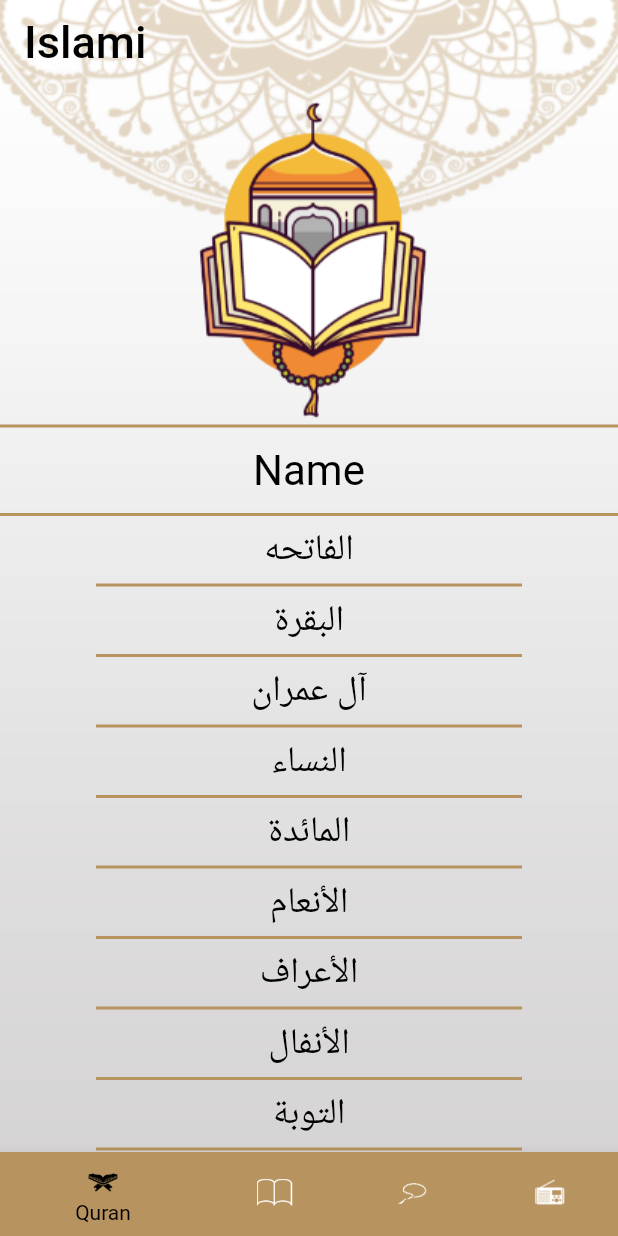
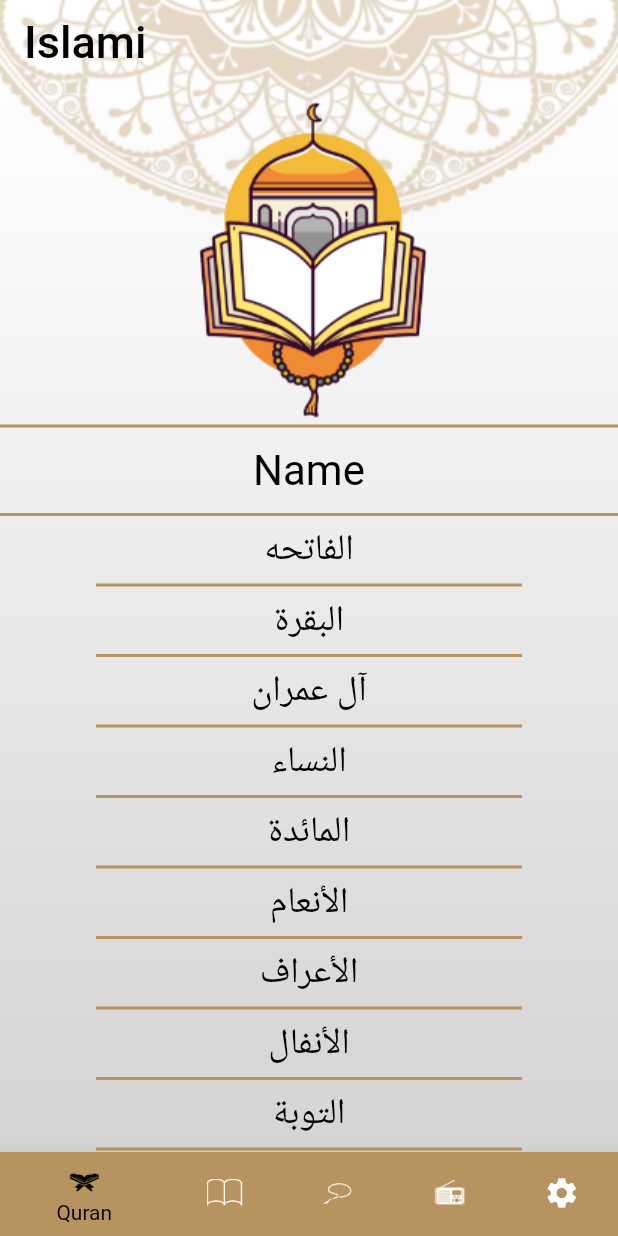
Before and after one commit to mohamednabiltraining/islami-c6-online, a Flutter app: the screen it shows after launch, on a phone screen of 412 x 824 dp. Run offline on Flutter 3.47's test engine with Material 2 defaults, Android fonts, the phone set to English and light mode, and no system bars; generated files the repository leaves out were written again.

Commit message:
added hadeth details and settings screen

```diff
--- /dev/null
+++ b/l10n.yaml
@@ -0,0 +1,3 @@
+arb-dir: lib/l10n
+template-arb-file: app_en.arb
+output-localization-file: app_localizations.dart
--- a/lib/home/home_screen.dart
+++ b/lib/home/home_screen.dart
@@ -1,8 +1,12 @@
 import 'package:flutter/material.dart';
+import 'package:flutter_gen/gen_l10n/app_localizations.dart';
 import 'package:islami_c6_online/home/hadeth/hadeth_tab.dart';
+import 'package:islami_c6_online/home/providers/settings_provider.dart';
 import 'package:islami_c6_online/home/quran/quran_tab.dart';
 import 'package:islami_c6_online/home/radio/radio_tab.dart';
+import 'package:islami_c6_online/home/settings/settings_tab.dart';
 import 'package:islami_c6_online/home/tasbeh/tasbhe_tab.dart';
+import 'package:provider/provider.dart';
 
 class HomeScreen extends StatefulWidget {
   static const String routeName = 'Home';
@@ -16,11 +20,12 @@ class _HomeScreenState extends State<HomeScreen> {
 
   @override
   Widget build(BuildContext context) {
+    var provider = Provider.of<SettingsProvider>(context);
     return Container(
       decoration: BoxDecoration(
         image: DecorationImage(
           image: AssetImage(
-            'assets/images/background_pattern.png',
+            provider.getMainBackGround(),
           ),
           fit: BoxFit.fill,
         ),
@@ -28,13 +33,10 @@ class _HomeScreenState extends State<HomeScreen> {
       child: Scaffold(
         appBar: AppBar(
           title: Text(
-            'Islami',
+            AppLocalizations.of(context)!.app_title,
           ),
         ),
-        bottomNavigationBar: Theme(
-          data: Theme.of(context)
-              .copyWith(canvasColor: Theme.of(context).primaryColor),
-          child: BottomNavigationBar(
+        bottomNavigationBar: BottomNavigationBar(
           currentIndex: selectedIndex,
           onTap: (index) {
             selectedIndex = index;
@@ -42,32 +44,50 @@ class _HomeScreenState extends State<HomeScreen> {
           },
           items: [
             BottomNavigationBarItem(
+                backgroundColor:
+                    Theme.of(context).bottomNavigationBarTheme.backgroundColor,
                 icon: ImageIcon(
                   AssetImage('assets/images/ic_quran.png'),
                 ),
-                  label: 'Quran'),
+                label: AppLocalizations.of(context)!.quran_title),
             BottomNavigationBarItem(
+                backgroundColor:
+                    Theme.of(context).bottomNavigationBarTheme.backgroundColor,
                 icon: ImageIcon(
                   AssetImage('assets/images/ic_hadeth.png'),
                 ),
-                  label: 'Hadeth'),
+                label: AppLocalizations.of(context)!.hadeth_title),
             BottomNavigationBarItem(
+                backgroundColor:
+                    Theme.of(context).bottomNavigationBarTheme.backgroundColor,
                 icon: ImageIcon(
                   AssetImage('assets/images/ic_sebha.png'),
                 ),
-                  label: 'Tasbeh'),
+                label: AppLocalizations.of(context)!.tasbeh_title),
             BottomNavigationBarItem(
+                backgroundColor:
+                    Theme.of(context).bottomNavigationBarTheme.backgroundColor,
                 icon: ImageIcon(
                   AssetImage('assets/images/ic_radio.png'),
                 ),
-                  label: 'Radio'),
+                label: AppLocalizations.of(context)!.radio_title),
+            BottomNavigationBarItem(
+                backgroundColor:
+                    Theme.of(context).bottomNavigationBarTheme.backgroundColor,
+                icon: Icon(Icons.settings),
+                label: AppLocalizations.of(context)!.settings_title),
           ],
-          ),
         ),
         body: tabs[selectedIndex],
       ),
     );
   }
 
-  List<Widget> tabs = [QuranTab(), HadethTab(), TasbehTab(), RadioTab()];
+  List<Widget> tabs = [
+    QuranTab(),
+    HadethTab(),
+    TasbehTab(),
+    RadioTab(),
+    SettingsTab()
+  ];
 }
--- /dev/null
+++ b/lib/home/providers/settings_provider.dart
@@ -0,0 +1,32 @@
+import 'package:flutter/material.dart';
+
+class SettingsProvider extends ChangeNotifier {
+  String currentLang = 'en';
+  ThemeMode currentTheme = ThemeMode.light;
+
+  void changeTheme(ThemeMode newTheme) {
+    if (newTheme == currentTheme) {
+      return;
+    }
+    currentTheme = newTheme;
+    notifyListeners();
+  }
+
+  void changeLanguage(String newLang) {
+    if (newLang == currentLang) {
+      return;
+    }
+    currentLang = newLang;
+    notifyListeners(); //
+  }
+
+  bool isDarkMode() {
+    return currentTheme == ThemeMode.dark;
+  }
+
+  String getMainBackGround() {
+    return isDarkMode()
+        ? 'assets/images/main_background_dark.png'
+        : 'assets/images/main_background.png';
+  }
+}
--- a/lib/home/quran/verse_widget.dart
+++ b/lib/home/quran/verse_widget.dart
@@ -13,6 +13,8 @@ class VerseWidget extends StatelessWidget {
         alignment: Alignment.center,
         child: Text(
           '$content { ${index + 1} }',
+          textDirection: TextDirection.rtl,
+          textAlign: TextAlign.center,
           style: Theme.of(context).textTheme.bodyText1,
         ));
   }
--- a/lib/main.dart
+++ b/lib/main.dart
@@ -1,25 +1,38 @@
 import 'package:flutter/material.dart';
+import 'package:flutter_gen/gen_l10n/app_localizations.dart';
+import 'package:islami_c6_online/home/hadeth/hadeth_details.dart';
 import 'package:islami_c6_online/home/home_screen.dart';
+import 'package:islami_c6_online/home/providers/settings_provider.dart';
 import 'package:islami_c6_online/home/quran/sura_details.dart';
 import 'package:islami_c6_online/my_theme.dart';
+import 'package:provider/provider.dart';
 
 void main() {
-  runApp(const MyApp());
+  runApp(ChangeNotifierProvider<SettingsProvider>(
+      create: (buildContext) {
+        return SettingsProvider();
+      },
+      child: MyApp()));
 }
 
 class MyApp extends StatelessWidget {
-  const MyApp({Key? key}) : super(key: key);
-
   // This widget is the root of your application.
   @override
   Widget build(BuildContext context) {
+    var settingsProvider = Provider.of<SettingsProvider>(context);
     return MaterialApp(
       theme: MyTheme.lightTheme,
+      darkTheme: MyTheme.darkTheme,
+      themeMode: settingsProvider.currentTheme,
       routes: {
         HomeScreen.routeName: (_) => HomeScreen(),
-        SuraDetailsScreen.routeName: (_) => SuraDetailsScreen()
+        SuraDetailsScreen.routeName: (_) => SuraDetailsScreen(),
+        HadethDetailsScreen.routeName: (_) => HadethDetailsScreen(),
       },
       initialRoute: HomeScreen.routeName,
+      localizationsDelegates: AppLocalizations.localizationsDelegates,
+      supportedLocales: AppLocalizations.supportedLocales,
+      locale: Locale(settingsProvider.currentLang),
     );
   }
 }
--- a/lib/my_theme.dart
+++ b/lib/my_theme.dart
@@ -1,10 +1,14 @@
 import 'package:flutter/material.dart';
 
 class MyTheme {
-  static final Color primaryColor = Color(0xFFB7935F);
+  static final Color colorGold = Color(0xFFB7935F);
+  static final Color colorYellow = Color(0xFFFACC1D);
+  static final Color colorDarkBlue = Color(0xFF141A2E);
   static final ThemeData lightTheme = ThemeData(
-      primaryColor: primaryColor,
+      backgroundColor: Colors.white,
+      primaryColor: colorGold,
       scaffoldBackgroundColor: Colors.transparent,
+      bottomSheetTheme: BottomSheetThemeData(backgroundColor: Colors.white),
       textTheme: TextTheme(
           bodyText1: TextStyle(fontSize: 18, color: Colors.black),
           headline4: TextStyle(fontSize: 28, color: Colors.black),
@@ -19,6 +23,7 @@ class MyTheme {
             fontWeight: FontWeight.w500,
           )),
       bottomNavigationBarTheme: BottomNavigationBarThemeData(
+        backgroundColor: colorGold,
         selectedIconTheme: IconThemeData(
           color: Colors.black,
         ),
@@ -27,4 +32,33 @@ class MyTheme {
         selectedItemColor: Colors.black,
         unselectedItemColor: Colors.white,
       ));
+
+  static final ThemeData darkTheme = ThemeData(
+      backgroundColor: colorDarkBlue,
+      primaryColor: colorYellow,
+      scaffoldBackgroundColor: Colors.transparent,
+      textTheme: TextTheme(
+          bodyText1: TextStyle(fontSize: 18, color: Colors.white),
+          headline4: TextStyle(fontSize: 28, color: Colors.white),
+          headline5: TextStyle(fontSize: 24, color: Colors.white)),
+      appBarTheme: AppBarTheme(
+          iconTheme: IconThemeData(color: Colors.white),
+          backgroundColor: Colors.transparent,
+          elevation: 0,
+          titleTextStyle: TextStyle(
+            color: Colors.white,
+            fontSize: 30,
+            fontWeight: FontWeight.w500,
+          )),
+      bottomSheetTheme: BottomSheetThemeData(backgroundColor: colorDarkBlue),
+      bottomNavigationBarTheme: BottomNavigationBarThemeData(
+        backgroundColor: colorDarkBlue,
+        selectedIconTheme: IconThemeData(
+          color: colorYellow,
+        ),
+        unselectedIconTheme: IconThemeData(color: Colors.white),
+        selectedLabelStyle: TextStyle(color: colorYellow),
+        selectedItemColor: colorYellow,
+        unselectedItemColor: Colors.white,
+      ));
 }
```
Also changed, not shown: lib/home/hadeth/hadeth_details.dart (added, +50 -0 lines), lib/home/hadeth/hadeth_name_widget.dart (added, +26 -0 lines), lib/home/hadeth/hadeth_tab.dart (+17 -6 lines), lib/home/quran/sura_details.dart (+6 -3 lines), lib/home/settings/language_bottom_sheet.dart (added, +67 -0 lines), lib/home/settings/settings_tab.dart (added, +93 -0 lines), lib/home/settings/theme_bottom_sheet.dart (added, +68 -0 lines), lib/l10n/app_ar.arb (added, +12 -0 lines), lib/l10n/app_en.arb (added, +12 -0 lines), pubspec.yaml (+7 -0 lines), assets/images/main_background.png (renamed from assets/images/background_pattern.png), assets/images/main_background_dark.png (added), pubspec.lock. Lines whose indentation alone changed are shown as unchanged.
